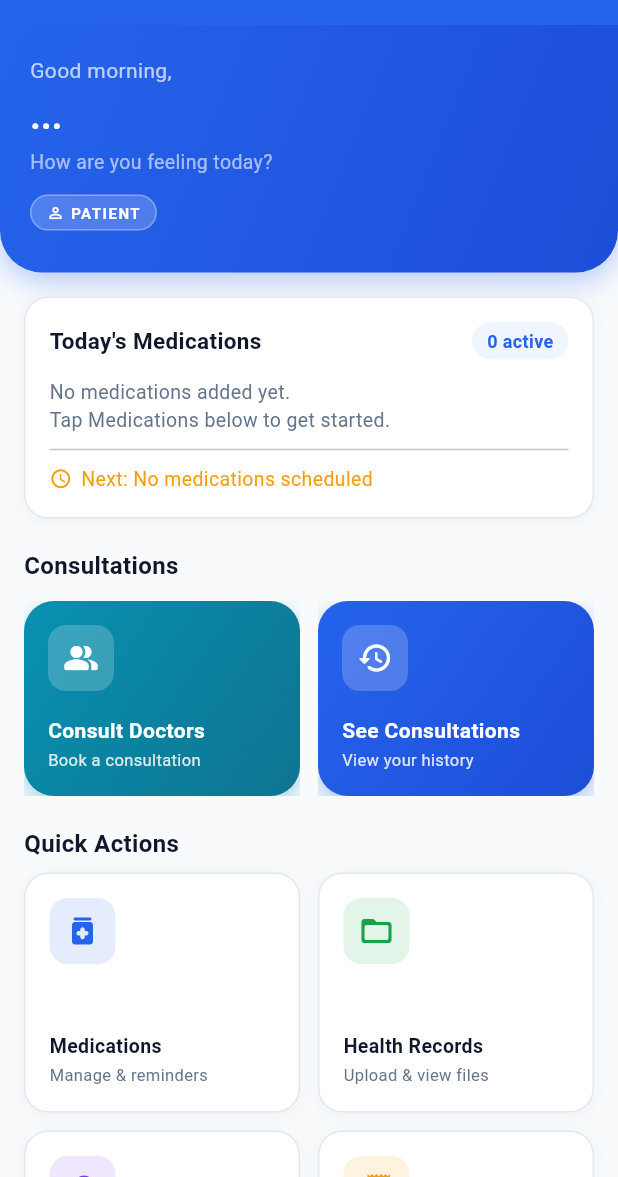
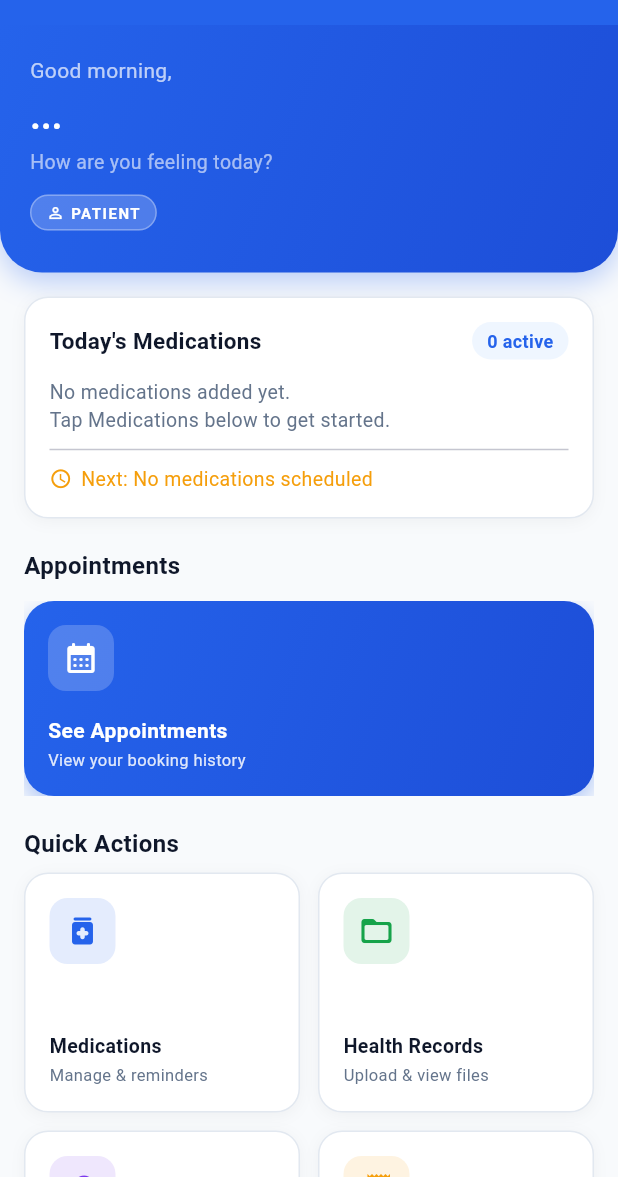
Before and after one commit to Talha-Waheedd/smartcare-fyp, a Flutter app: the PatientScreen screen opened directly, on a phone screen of 412 x 824 dp, the part 59-1236 px from its top. Run offline on Flutter 3.47's test engine with Material 3 defaults, Android fonts, the phone set to English and light mode, and no system bars; our stand-ins replace cloud_firestore, file_picker, firebase_auth, firebase_core, firebase_messaging, firebase_storage and 2 more; accounts and stored records are empty.

Commit message:
Removed Consult Doctor feature from Patient dashboard Change the Consultation code with appointment code to view appointments with doctors Patient List appeared in Doctor Dashboard successfully

```diff
--- /dev/null
+++ b/firestore.indexes.json
@@ -0,0 +1,4 @@
+{
+  "indexes": [],
+  "fieldOverrides": []
+}
--- a/lib/screens/doctor/doctor_screen.dart
+++ b/lib/screens/doctor/doctor_screen.dart
@@ -355,7 +355,7 @@ class _DoctorScreenState extends State<DoctorScreen> {
                         Text(
                           _searchQuery.isNotEmpty
                               ? 'No patients match "$_searchQuery"'
-                              : 'No patients have consulted with you yet',
+                              : 'No patients with accepted appointments yet',
                           style: const TextStyle(
                               color: AppColors.textSecondary),
                         ),
--- a/lib/screens/patient/patient_screen.dart
+++ b/lib/screens/patient/patient_screen.dart
@@ -13,7 +13,6 @@ import 'medication_screen.dart';
 import 'ai_suggestions_screen.dart';
 import 'health_record_screen.dart';
 import 'patient_prescriptions_screen.dart';
-import 'consult_doctors_screen.dart';
 import 'view_consultations_screen.dart';
 import 'profile_screen.dart';
 import 'doctor_search_screen.dart';
@@ -142,10 +141,10 @@ class _PatientScreenState extends State<PatientScreen> {
                 child: _TodaysMedsCard(uid: _uid!, medService: _medService),
               ),
 
-              // ── Consultations ───────────────────────────────────────
+              // ── Appointments ────────────────────────────────────────
               Padding(
                 padding: const EdgeInsets.fromLTRB(16, 20, 16, 0),
-                child: Text('Consultations',
+                child: Text('Appointments',
                     style: TextStyle(
                         fontSize: 16,
                         fontWeight: FontWeight.w700,
@@ -153,32 +152,13 @@ class _PatientScreenState extends State<PatientScreen> {
               ),
               Padding(
                 padding: const EdgeInsets.fromLTRB(16, 12, 16, 0),
-                child: Row(
-                  children: [
-                    Expanded(
                 child: SizedBox(
                   height: 130,
+                  width: double.infinity,
                   child: _ConsultationCard(
-                          icon: Icons.people_alt_rounded,
-                          label: 'Consult Doctors',
-                          subtitle: 'Book a consultation',
-                          gradient: const [AppColors.doctor, Color(0xFF0E7490)],
-                          onTap: () => Navigator.push(
-                            context,
-                            MaterialPageRoute(
-                                builder: (_) => const ConsultDoctorsScreen()),
-                          ),
-                        ),
-                      ),
-                    ),
-                    const SizedBox(width: 12),
-                    Expanded(
-                      child: SizedBox(
-                        height: 130,
-                        child: _ConsultationCard(
-                          icon: Icons.history_rounded,
-                          label: 'See Consultations',
-                          subtitle: 'View your history',
+                    icon: Icons.calendar_month_rounded,
+                    label: 'See Appointments',
+                    subtitle: 'View your booking history',
                     gradient: const [
                       AppColors.primary,
                       AppColors.primaryDark
@@ -189,9 +169,6 @@ class _PatientScreenState extends State<PatientScreen> {
                           builder: (_) => const ViewConsultationsScreen()),
                     ),
                   ),
-                      ),
-                    ),
-                  ],
                 ),
               ),
 
```
Also changed, not shown: lib/screens/patient/view_consultations_screen.dart (+46 -57 lines), lib/services/doctor_service.dart (+17 -6 lines). Lines whose indentation alone changed are shown as unchanged.
